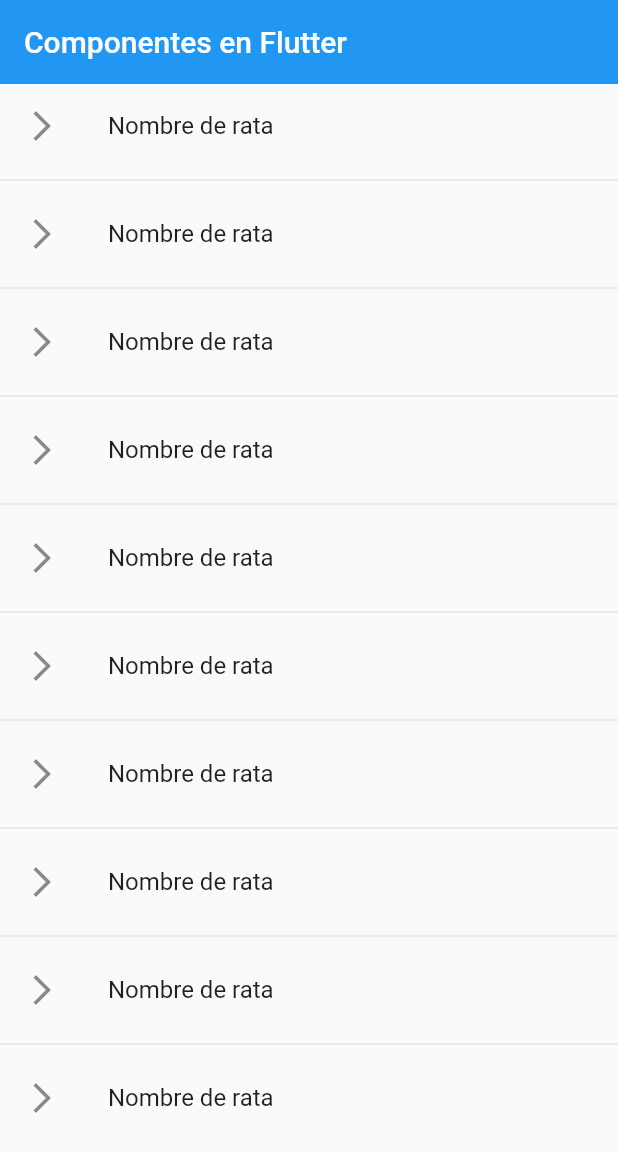
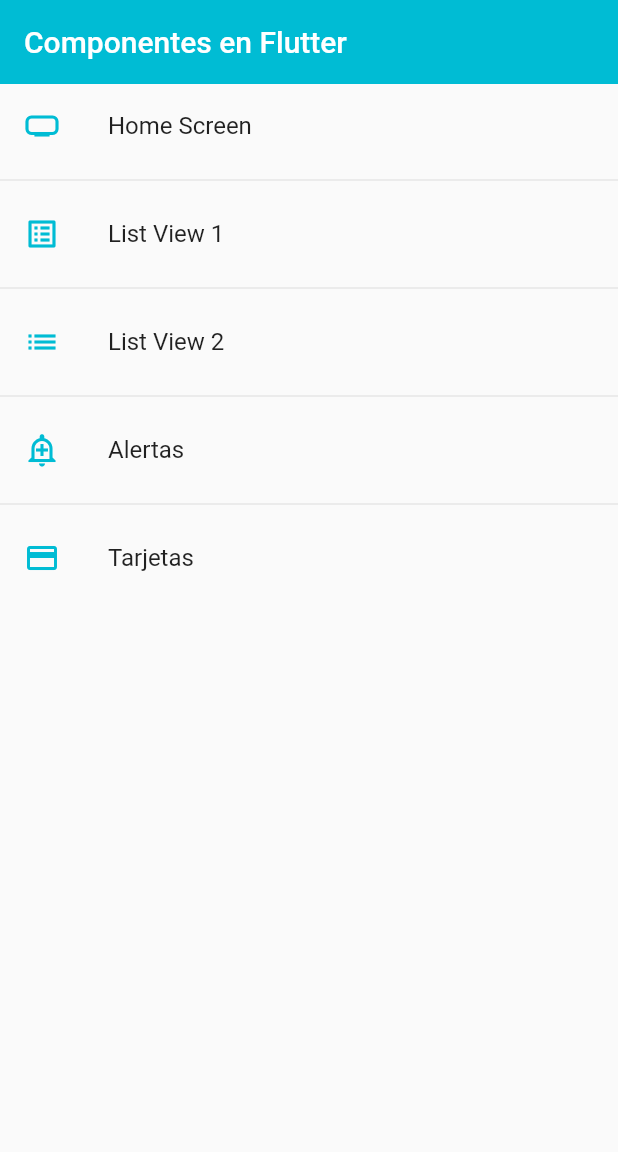
Before and after one commit to Gricardov/FlComponents, a Flutter app: the screen it shows after launch, on a phone screen of 412 x 824 dp. Shown: the top 1152 px of the screen. Run offline on Flutter 3.47's test engine with Material 2 defaults, Android fonts, the phone set to English and light mode, and no system bars.

Commit message:
theme manipulation

```diff
--- a/lib/main.dart
+++ b/lib/main.dart
@@ -1,4 +1,5 @@
 import 'package:fl_components/router/app_routes.dart';
+import 'package:fl_components/theme/app_theme.dart';
 import 'package:flutter/material.dart';
 
 void main() => runApp(const MyApp());
@@ -13,7 +14,8 @@ class MyApp extends StatelessWidget {
         title: 'Material App',
         //home: const CardScreen(),
         initialRoute: AppRoutes.initialRoute,
-        routes: AppRoutes.routes,
-        onGenerateRoute: AppRoutes.onGenerateRoute);
+        routes: AppRoutes.getAppRoutes(),
+        onGenerateRoute: AppRoutes.onGenerateRoute,
+        theme: AppTheme.lightTheme);
   }
 }
--- /dev/null
+++ b/lib/models/menu_option.dart
@@ -0,0 +1,14 @@
+import 'package:flutter/material.dart' show IconData, Widget;
+
+class MenuOption {
+  final String route;
+  final IconData icon;
+  final String name;
+  final Widget screen;
+
+  MenuOption(
+      {required this.route,
+      required this.icon,
+      required this.name,
+      required this.screen});
+}
--- /dev/null
+++ b/lib/models/models.dart
@@ -0,0 +1 @@
+export 'package:fl_components/models/menu_option.dart';
--- a/lib/router/app_routes.dart
+++ b/lib/router/app_routes.dart
@@ -1,17 +1,35 @@
+import 'package:flutter/material.dart';
+import 'package:fl_components/models/models.dart';
 import 'package:fl_components/screens/screens.dart';
-import 'package:flutter/cupertino.dart';
-import 'package:flutter/material.dart';
 
 class AppRoutes {
   static const initialRoute = 'home';
 
-  static Map<String, Widget Function(BuildContext)> routes = {
-    "home": (BuildContext context) => const HomeScreen(),
-    "ListView1": (BuildContext context) => const ListView1Screen(),
-    "ListView2": (BuildContext context) => const ListView2Screen(),
-    "alert": (BuildContext context) => const AlertScreen(),
-    "card": (BuildContext context) => const CardScreen(),
-  };
+  static final menuOptions = <MenuOption>[
+    // TODO: borrar home
+    MenuOption(route: 'home', name: 'Home Screen', screen: const HomeScreen(),icon: Icons.home_max_sharp),
+    MenuOption(route: 'listView1', name: 'List View 1', screen: const ListView1Screen(),icon: Icons.list_alt),
+    MenuOption(route: 'listView2', name: 'List View 2', screen: const ListView2Screen(),icon: Icons.list),
+    MenuOption(route: 'alert', name: 'Alertas', screen: const AlertScreen(),icon: Icons.add_alert_outlined),
+    MenuOption(route: 'card', name: 'Tarjetas', screen: const CardScreen(),icon: Icons.credit_card),
+  ];
+
+  static Map<String, Widget Function(BuildContext)> getAppRoutes(){
+    Map<String, Widget Function(BuildContext)> appRoutes={};
+
+  for (final option in menuOptions) {
+    appRoutes.addAll({option.route: (BuildContext context) => option.screen});
+  }
+  return appRoutes;
+  }
+
+  // static Map<String, Widget Function(BuildContext)> routes = {
+  //   "home": (BuildContext context) => const HomeScreen(),
+  //   "listView1": (BuildContext context) => const ListView1Screen(),
+  //   "listView2": (BuildContext context) => const ListView2Screen(),
+  //   "alert": (BuildContext context) => const AlertScreen(),
+  //   "card": (BuildContext context) => const CardScreen(),
+  // };
 
   static Route<dynamic>? onGenerateRoute(RouteSettings settings) {
 // Aquí entra cuando una ruta no existe (ruta dinámica)
--- a/lib/screens/home_screen.dart
+++ b/lib/screens/home_screen.dart
@@ -1,21 +1,24 @@
-import 'package:fl_components/screens/listview1_screen.dart';
+import 'package:fl_components/router/app_routes.dart';
+import 'package:fl_components/theme/app_theme.dart';
 import 'package:flutter/material.dart';
-import 'package:fl_components/screens/screens.dart';
 
 class HomeScreen extends StatelessWidget {
   const HomeScreen({Key? key}) : super(key: key);
 
   @override
   Widget build(BuildContext context) {
+
+    final menuOptions = AppRoutes.menuOptions;
+
     return Scaffold(
         appBar: AppBar(
           title: const Text('Componentes en Flutter'),
-          elevation: 0,
+          //elevation: 0,
         ),
         body: ListView.separated(
             itemBuilder: (context, index) => ListTile(
-                  leading: const Icon(Icons.arrow_forward_ios_outlined),
-                  title: const Text('Nombre de rata'),
+                  leading: Icon(menuOptions[index].icon, color: AppTheme.primary), // Theme.of(context).primaryColor
+                  title: Text(menuOptions[index].name),
                   onTap: () {
                     // final route = MaterialPageRoute(
                     //     builder: (context) => const ListView1Screen());
@@ -23,11 +26,11 @@ class HomeScreen extends StatelessWidget {
                     // // pushReplacement no permite retroceder, destruye la vista actual por la otra
                     // Navigator.push(context, route);
 
-                    Navigator.pushNamed(context, 'dart222');
-
+                    Navigator.pushNamed(
+                        context, menuOptions[index].route);
                   },
                 ),
             separatorBuilder: (_, __) => const Divider(),
-            itemCount: 10));
+            itemCount: menuOptions.length));
   }
 }
--- a/lib/screens/listview2_screen.dart
+++ b/lib/screens/listview2_screen.dart
@@ -15,8 +15,8 @@ class ListView2Screen extends StatelessWidget {
     return Scaffold(
         appBar: AppBar(
           title: const Text('Tipo 1'),
-          elevation: 0,
-          backgroundColor: Colors.indigo,
+          //elevation: 0,
+          //backgroundColor: Colors.indigo,
         ),
         body: ListView.separated(
           itemBuilder: (context, index) => ListTile(
--- /dev/null
+++ b/lib/theme/app_theme.dart
@@ -0,0 +1,24 @@
+import 'package:flutter/material.dart';
+
+class AppTheme {
+
+  static const Color primary = Colors.cyan;
+
+  static final ThemeData lightTheme = ThemeData.light().copyWith(
+        // Color primmario
+        primaryColor: Colors.red,
+
+        // Appbar Theme
+        appBarTheme: const AppBarTheme(color: primary, elevation: 0)
+        );
+
+        static final ThemeData darkTheme = ThemeData.dark().copyWith(
+        // Color primmario
+        primaryColor: Colors.red,
+
+        // Appbar Theme
+        appBarTheme: const AppBarTheme(color: primary, elevation: 0),
+
+        scaffoldBackgroundColor: Colors.black
+        );
+  }
```
